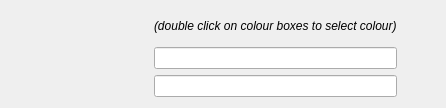
Qt form src/components/RouteAnalyser/LatencySettingsPageWidget.ui (nedrysoft/pingnoo) before a commit.
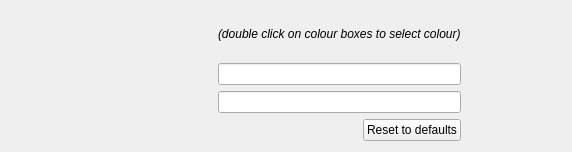
The same form after that commit. Custom widgets are drawn as their Qt base class.

Commit message:
fix: settings dialog
settings dialog should now be 100% functional, changing values in there should reflect in the application immediately and after restart.
fixed missing override specifiers in regexhostmasker settings page

```diff
--- a/src/components/RouteAnalyser/LatencySettingsPageWidget.ui
+++ b/src/components/RouteAnalyser/LatencySettingsPageWidget.ui
@@ -6,8 +6,8 @@
    <rect>
     <x>0</x>
     <y>0</y>
-    <width>446</width>
-    <height>108</height>
+    <width>572</width>
+    <height>152</height>
    </rect>
   </property>
   <property name="sizePolicy">
@@ -39,6 +39,8 @@
       </widget>
      </item>
      <item>
+      <layout class="QHBoxLayout" name="horizontalLayout">
+       <item>
       <widget class="QLabel" name="label">
        <property name="text">
         <string>&lt;html&gt;&lt;head/&gt;&lt;body&gt;&lt;p&gt;&lt;span style=&quot; font-style:italic;&quot;&gt;(double click on colour boxes to select colour)&lt;/span&gt;&lt;/p&gt;&lt;/body&gt;&lt;/html&gt;</string>
@@ -47,6 +49,8 @@
      </item>
     </layout>
    </item>
+    </layout>
+   </item>
    <item row="0" column="0">
     <spacer name="horizontalSpacer">
      <property name="orientation">
@@ -60,6 +64,19 @@
      </property>
     </spacer>
    </item>
+   <item row="1" column="2">
+    <spacer name="horizontalSpacer_2">
+     <property name="orientation">
+      <enum>Qt::Horizontal</enum>
+     </property>
+     <property name="sizeHint" stdset="0">
+      <size>
+       <width>40</width>
+       <height>20</height>
+      </size>
+     </property>
+    </spacer>
+   </item>
    <item row="1" column="1">
     <layout class="QHBoxLayout" name="horizontalLayout_3">
      <item>
@@ -94,8 +111,10 @@
      </item>
     </layout>
    </item>
-   <item row="1" column="2">
-    <spacer name="horizontalSpacer_2">
+   <item row="3" column="1">
+    <layout class="QHBoxLayout" name="horizontalLayout_5">
+     <item>
+      <spacer name="horizontalSpacer_3">
      <property name="orientation">
       <enum>Qt::Horizontal</enum>
      </property>
@@ -106,6 +125,15 @@
       </size>
      </property>
     </spacer>
+     </item>
+     <item>
+      <widget class="QPushButton" name="resetPushButton">
+       <property name="text">
+        <string>Reset to defaults</string>
+       </property>
+      </widget>
+     </item>
+    </layout>
    </item>
   </layout>
  </widget>
```
Lines whose indentation alone changed are shown as unchanged. The commit also changes 23 other files.
